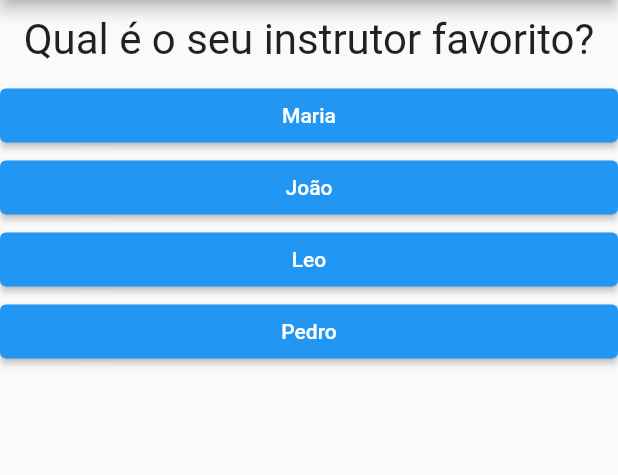
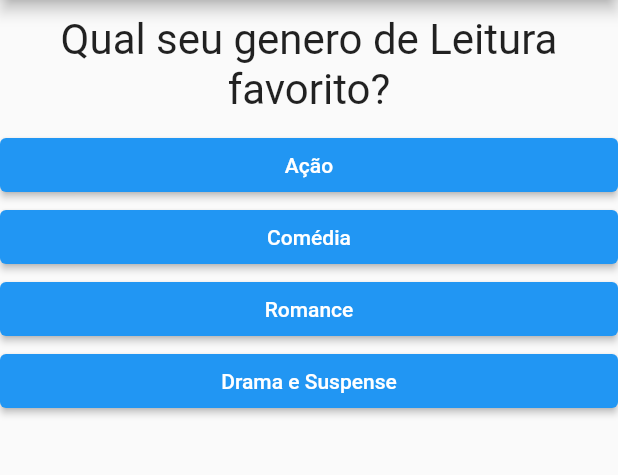
Before and after one commit to PedroPadilhaPortella/Curso_Flutter_Dart_Cod3r, a Flutter app: the screen it shows after launch, after a tap on "Preto", after a tap on "Cobra", on a phone screen of 412 x 824 dp, the part 84-559 px from its top. Run offline on Flutter 3.47's test engine with Material 2 defaults, Android fonts, the phone set to English and light mode, and no system bars; network calls fail.

Commit message:
adicionando pontuacao ao projeto

```diff
--- a/projeto_perguntas/lib/main.dart
+++ b/projeto_perguntas/lib/main.dart
@@ -6,25 +6,42 @@ main() => runApp(new PerguntaApp());
 
 class _PerguntaAppState extends State<PerguntaApp> {
   var _perguntaSelecionada = 0;
+  var _pontuacaoTotal = 0;
   final _perguntas = const [
     {
       'texto': 'Qual é a sua cor favorita?',
-      'respostas': ['Preto', 'Vermelho', 'Verde', 'Branco'],
+      'respostas': [
+        {'texto': 'Preto', 'pontos': 10},
+        {'texto': 'Vermelho', 'pontos': 5},
+        {'texto': 'Verde', 'pontos': 2},
+        {'texto': 'Branco', 'pontos': 1},
+      ],
     },
     {
       'texto': 'Qual é o seu animal favorito?',
-      'respostas': ['Coelho', 'Cobra', 'Elefante', 'Leão'],
+      'respostas': [
+        {'texto': 'Coelho', 'pontos': 3},
+        {'texto': 'Cobra', 'pontos': 5},
+        {'texto': 'Elefante', 'pontos': 1},
+        {'texto': 'Leão', 'pontos': 10},
+      ],
     },
     {
-      'texto': 'Qual é o seu instrutor favorito?',
-      'respostas': ['Maria', 'João', 'Leo', 'Pedro'],
+      'texto': 'Qual seu genero de Leitura favorito?',
+      'respostas': [
+        {'texto': 'Ação', 'pontos': 5},
+        {'texto': 'Comédia', 'pontos': 10},
+        {'texto': 'Romance', 'pontos': 3},
+        {'texto': 'Drama e Suspense', 'pontos': 1},
+      ],
     }
   ];
 
-  void _responder() {
+  void _responder(int pontos) {
     if (temPerguntaSelecionada) {
       setState(() {
         _perguntaSelecionada++;
+        _pontuacaoTotal += pontos;
       });
     }
   }
@@ -45,7 +62,7 @@ class _PerguntaAppState extends State<PerguntaApp> {
                 perguntas: _perguntas,
                 perguntaSelecionada: _perguntaSelecionada,
                 responder: _responder)
-            : Resultado(),
+            : Resultado(_pontuacaoTotal),
       ),
     );
   }
--- a/projeto_perguntas/lib/questionario.dart
+++ b/projeto_perguntas/lib/questionario.dart
@@ -5,7 +5,7 @@ import 'package:projeto_perguntas/resposta.dart';
 class Questionario extends StatelessWidget {
   final List<Map<String, Object>> perguntas;
   final int perguntaSelecionada;
-  final void Function() responder;
+  final void Function(int) responder;
 
   Questionario(
       {required this.perguntas,
@@ -18,14 +18,20 @@ class Questionario extends StatelessWidget {
 
   @override
   Widget build(BuildContext context) {
-    List<String> respostas = temPerguntaSelecionada
-        ? perguntas[perguntaSelecionada]['respostas'] as List<String>
+    List<Map<String, Object>> respostas = temPerguntaSelecionada
+        ? perguntas[perguntaSelecionada]['respostas']
+            as List<Map<String, Object>>
         : [];
 
     return Column(
       children: <Widget>[
         Questao(perguntas[perguntaSelecionada]['texto'].toString()),
-        ...respostas.map((t) => Resposta(t, responder)).toList(),
+        ...respostas.map((resposta) {
+          return Resposta(
+            resposta['texto'].toString(),
+            () => responder(int.parse(resposta['pontos'].toString())),
+          );
+        }).toList(),
       ],
     );
   }
--- a/projeto_perguntas/lib/resultado.dart
+++ b/projeto_perguntas/lib/resultado.dart
@@ -1,11 +1,28 @@
 import 'package:flutter/material.dart';
 
 class Resultado extends StatelessWidget {
+  final int pontuacao;
+
+  Resultado(this.pontuacao);
+
+  String get fraseResultado {
+    String resultado = 'Pontuação: $pontuacao\n';
+    if (pontuacao < 8)
+      resultado += 'Você é fraco';
+    else if (pontuacao < 12)
+      resultado += 'Normal';
+    else if (pontuacao < 16)
+      resultado += 'Nível Superior';
+    else
+      resultado += 'Jedai!!';
+    return resultado;
+  }
+
   @override
   Widget build(BuildContext context) {
     return Center(
       child: Text(
-        'Parabéns!',
+        fraseResultado,
         style: TextStyle(fontSize: 28),
       ),
     );
```
